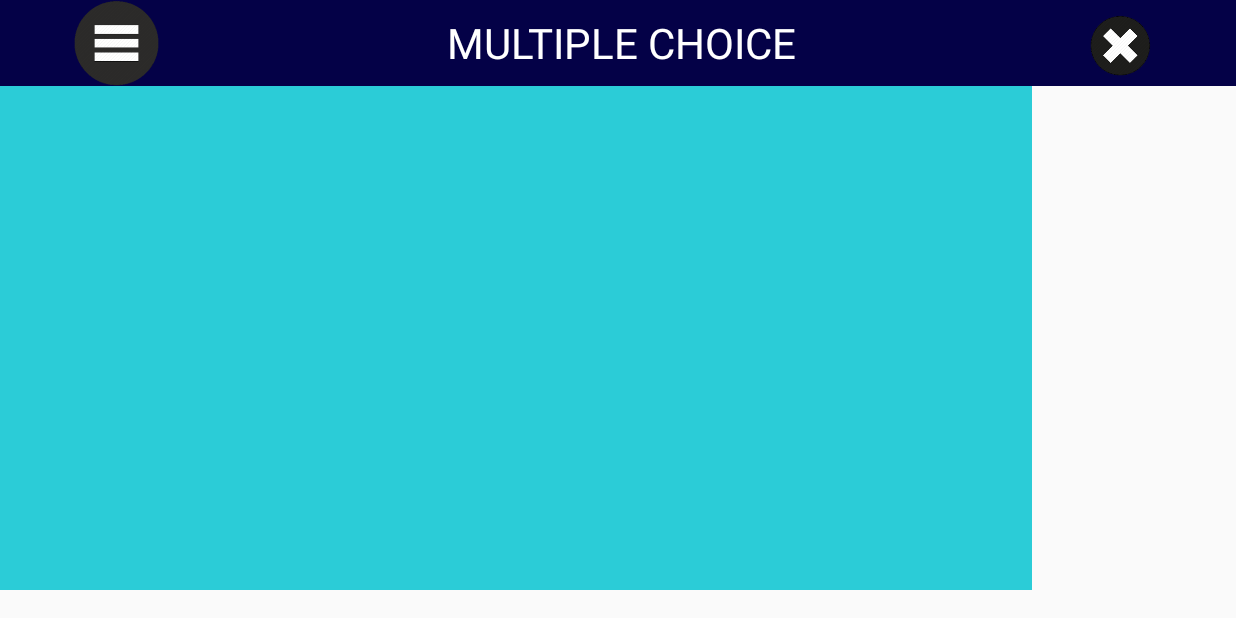
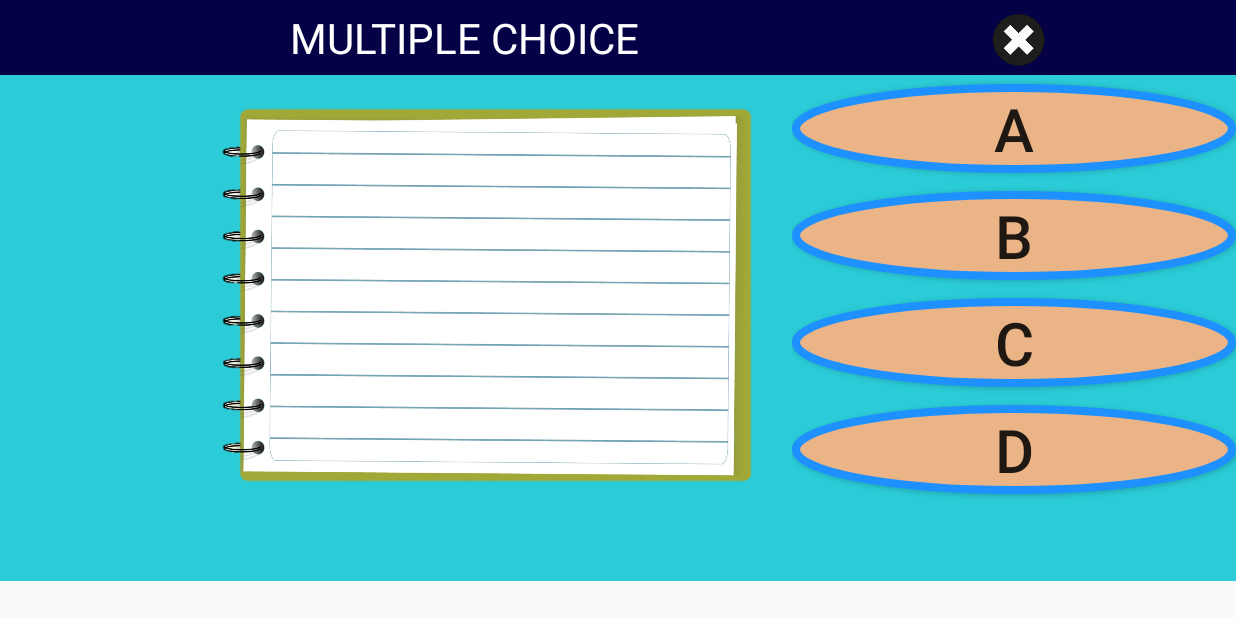
Before and after one commit to datngohoang/AndroidProject, an Android app: the MultipleChoiceStartQuizActivity screen opened directly, with no data from a screen before it, on a phone screen of 824 x 412 dp (held sideways). Run offline under Robolectric (Android 15) with nearby library versions, the light colour scheme and no system bars.

Commit message:
Create answer buttons and quiz content [Dat]

```diff
--- /dev/null
+++ b/app/src/main/res/drawable/button_bg_round.xml
@@ -0,0 +1,10 @@
+<?xml version="1.0" encoding="utf-8"?>
+<selector xmlns:android="http://schemas.android.com/apk/res/android">
+    <item>
+        <shape android:shape="oval">
+            <stroke android:color="#1E90FF" android:width="5dp" />
+            <solid android:color="#ebb487"/>
+            <size android:width="150dp" android:height="150dp"/>
+        </shape>
+    </item>
+</selector>
--- a/app/src/main/res/layout/activity_multiple_choice_start_quiz.xml
+++ b/app/src/main/res/layout/activity_multiple_choice_start_quiz.xml
@@ -9,18 +9,11 @@
 
     <LinearLayout
         android:layout_width="match_parent"
-        android:layout_height="57dp"
+        android:layout_height="50dp"
         android:background="#040147">
 
-        <ImageView
-            android:layout_width="12dp"
-            android:layout_height="wrap_content"
-            android:layout_weight="1"
-            android:onClick="backToMenu"
-            app:srcCompat="@drawable/menu_icon" />
-
         <TextView
-            android:layout_width="69dp"
+            android:layout_width="120dp"
             android:layout_height="match_parent" />
 
         <TextView
@@ -32,43 +25,84 @@
             android:textSize="28dp" />
 
         <TextView
-            android:layout_width="69dp"
+            android:layout_width="38dp"
             android:layout_height="match_parent" />
 
         <ImageView
             android:layout_width="7dp"
             android:layout_height="wrap_content"
             android:layout_weight="1"
-            android:onClick="backToMultipleMenu"
-            app:srcCompat="@drawable/close_icon"
-            />
+            android:onClick="backToMenu"
+            app:srcCompat="@drawable/close_icon" />
 
     </LinearLayout>
 
     <LinearLayout
-        android:layout_width="688dp"
-        android:layout_height="336dp"
+        android:layout_width="match_parent"
+        android:layout_height="337dp"
         android:orientation="horizontal"
         android:background="#2BCCD7">
 
         <LinearLayout
-            android:layout_width="160dp"
+            android:layout_width="140dp"
+            android:orientation="vertical"
+            android:layout_height="match_parent">
+        </LinearLayout>
+
+        <RelativeLayout
+            android:layout_width="388dp"
+            android:layout_height="match_parent">
+
+            <ImageView
+                android:layout_width="match_parent"
+                android:layout_height="match_parent"
+                android:layout_marginBottom="40dp"
+                app:srcCompat="@drawable/notebook" />
+
+            <TextView
+                android:layout_width="310dp"
+                android:layout_height="224dp"
+                android:layout_marginTop="33dp"
+                android:layout_marginLeft="35dp"
+                android:text="" />
+        </RelativeLayout>
+
+        <LinearLayout
+            android:layout_width="match_parent"
             android:orientation="vertical"
             android:layout_height="match_parent">
 
-        </LinearLayout>
+            <Button
+                android:layout_width="match_parent"
+                android:layout_height="59dp"
+                android:background="@drawable/button_bg_round"
+                android:text="A"
+                android:textSize="40dp"
+                android:layout_marginBottom="12dp"
+                android:layout_marginTop="6dp"/>
 
-        <LinearLayout
-            android:layout_width="388dp"
-            android:orientation="vertical"
-            android:layout_height="match_parent">
+            <Button
+                android:layout_width="match_parent"
+                android:layout_height="59dp"
+                android:background="@drawable/button_bg_round"
+                android:text="B"
+                android:textSize="40dp"
+                android:layout_marginBottom="12dp"/>
 
-        </LinearLayout>
+            <Button
+                android:layout_width="match_parent"
+                android:layout_height="59dp"
+                android:background="@drawable/button_bg_round"
+                android:text="C"
+                android:textSize="40dp"
+                android:layout_marginBottom="12dp"/>
 
-        <LinearLayout
-            android:layout_width="140dp"
-            android:layout_height="match_parent">
-
+            <Button
+                android:layout_width="match_parent"
+                android:layout_height="59dp"
+                android:background="@drawable/button_bg_round"
+                android:text="D"
+                android:textSize="40dp"/>
         </LinearLayout>
     </LinearLayout>
 </LinearLayout>
--- a/app/src/main/res/layout/activity_my_word.xml
+++ b/app/src/main/res/layout/activity_my_word.xml
@@ -22,7 +22,6 @@
             android:textSize="28dp" />
 
         <ImageView
-
             android:layout_width="5dp"
             android:layout_height="wrap_content"
             android:layout_weight="1"
```
Also changed, not shown: app/src/main/res/drawable/notebook.png (added).
